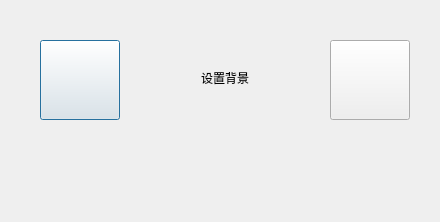
Qt form src/XMusic/bkgdlg.ui (1028417/XMusic) before a commit.
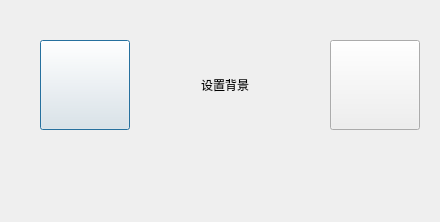
The same form after that commit. Icons and pictures are not drawn. Custom widgets are drawn as their Qt base class.

```diff
--- a/src/XMusic/bkgdlg.ui
+++ b/src/XMusic/bkgdlg.ui
@@ -18,8 +18,8 @@
     <rect>
      <x>40</x>
      <y>40</y>
-     <width>80</width>
-     <height>80</height>
+     <width>90</width>
+     <height>90</height>
     </rect>
    </property>
    <property name="autoFillBackground">
@@ -45,7 +45,7 @@
    <property name="geometry">
     <rect>
      <x>140</x>
-     <y>48</y>
+     <y>55</y>
      <width>170</width>
      <height>60</height>
     </rect>
@@ -62,8 +62,8 @@
     <rect>
      <x>330</x>
      <y>40</y>
-     <width>80</width>
-     <height>80</height>
+     <width>90</width>
+     <height>90</height>
     </rect>
    </property>
    <property name="autoFillBackground">
```
